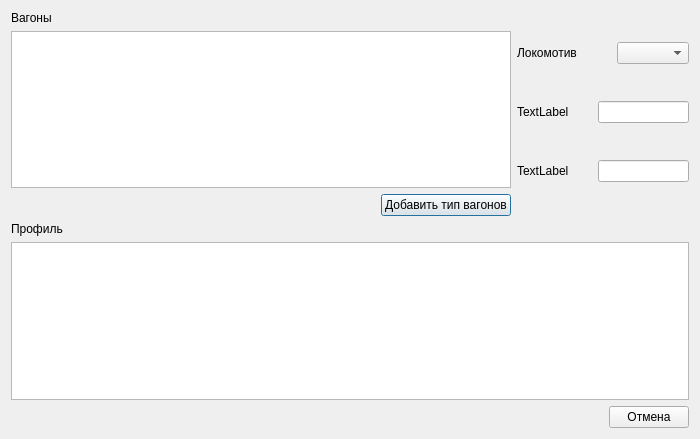
Before: the Qt Designer form inputwindow.ui in Prygoon/Diploma, drawn with Qt 5.
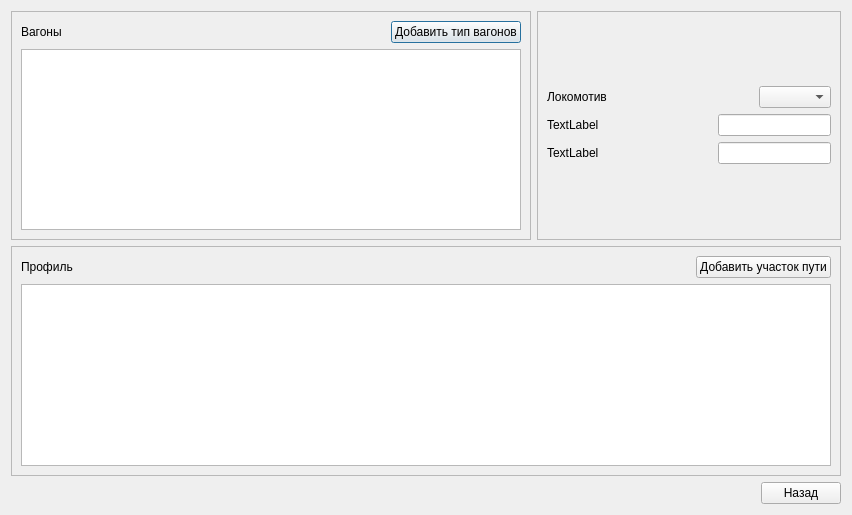
After: the same form once the commit is applied.

Commit message: TrackSection table implemented

What changed in the file:
```diff
--- a/inputwindow.ui
+++ b/inputwindow.ui
@@ -6,8 +6,8 @@
    <rect>
     <x>0</x>
     <y>0</y>
-    <width>700</width>
-    <height>439</height>
+    <width>852</width>
+    <height>515</height>
    </rect>
   </property>
   <property name="minimumSize">
@@ -19,17 +19,25 @@
   <property name="windowTitle">
    <string>Input</string>
   </property>
-  <layout class="QGridLayout" name="gridLayout">
+  <layout class="QGridLayout" name="gridLayout_4">
+   <item row="0" column="0">
+    <layout class="QVBoxLayout" name="verticalLayout_4">
+     <item>
+      <layout class="QHBoxLayout" name="horizontalLayout_4">
+       <item>
+        <widget class="QFrame" name="frame_2">
+         <property name="frameShape">
+          <enum>QFrame::StyledPanel</enum>
+         </property>
+         <property name="frameShadow">
+          <enum>QFrame::Raised</enum>
+         </property>
+         <layout class="QGridLayout" name="gridLayout_3">
    <item row="0" column="0">
     <layout class="QVBoxLayout" name="verticalLayout_3">
      <item>
       <layout class="QHBoxLayout" name="horizontalLayout_6">
        <item>
-        <layout class="QVBoxLayout" name="verticalLayout_railcars">
-         <property name="sizeConstraint">
-          <enum>QLayout::SetFixedSize</enum>
-         </property>
-         <item>
           <widget class="QLabel" name="label">
            <property name="text">
             <string>Вагоны</string>
@@ -37,18 +45,6 @@
           </widget>
          </item>
          <item>
-          <widget class="QTableView" name="tableView">
-           <property name="minimumSize">
-            <size>
-             <width>500</width>
-             <height>0</height>
-            </size>
-           </property>
-          </widget>
-         </item>
-         <item>
-          <layout class="QHBoxLayout" name="horizontalLayout_4">
-           <item>
             <spacer name="horizontalSpacer">
              <property name="orientation">
               <enum>Qt::Horizontal</enum>
@@ -70,9 +66,31 @@
            </item>
           </layout>
          </item>
-        </layout>
-       </item>
+            <item>
+             <widget class="QTableView" name="tableView">
+              <property name="minimumSize">
+               <size>
+                <width>500</width>
+                <height>0</height>
+               </size>
+              </property>
+             </widget>
+            </item>
+           </layout>
+          </item>
+         </layout>
+        </widget>
+       </item>
        <item>
+        <widget class="QFrame" name="frame_3">
+         <property name="frameShape">
+          <enum>QFrame::StyledPanel</enum>
+         </property>
+         <property name="frameShadow">
+          <enum>QFrame::Raised</enum>
+         </property>
+         <layout class="QGridLayout" name="gridLayout_2">
+          <item row="0" column="0">
         <layout class="QVBoxLayout" name="verticalLayout">
          <item>
           <layout class="QHBoxLayout" name="horizontalLayout">
@@ -158,10 +176,24 @@
         </layout>
        </item>
       </layout>
+        </widget>
+       </item>
+      </layout>
      </item>
      <item>
+      <widget class="QFrame" name="frame">
+       <property name="frameShape">
+        <enum>QFrame::StyledPanel</enum>
+       </property>
+       <property name="frameShadow">
+        <enum>QFrame::Raised</enum>
+       </property>
+       <layout class="QGridLayout" name="gridLayout">
+        <item row="0" column="0">
       <layout class="QVBoxLayout" name="verticalLayout_2">
        <item>
+           <layout class="QHBoxLayout" name="horizontalLayout_7">
+            <item>
         <widget class="QLabel" name="label_3">
          <property name="text">
           <string>Профиль</string>
@@ -169,11 +201,38 @@
         </widget>
        </item>
        <item>
+             <spacer name="horizontalSpacer_3">
+              <property name="orientation">
+               <enum>Qt::Horizontal</enum>
+              </property>
+              <property name="sizeHint" stdset="0">
+               <size>
+                <width>40</width>
+                <height>20</height>
+               </size>
+              </property>
+             </spacer>
+            </item>
+            <item>
+             <widget class="QPushButton" name="pushButton">
+              <property name="text">
+               <string>Добавить участок пути</string>
+              </property>
+             </widget>
+            </item>
+           </layout>
+          </item>
+          <item>
         <widget class="QTableView" name="tableView_2"/>
        </item>
       </layout>
      </item>
-     <item>
+       </layout>
+      </widget>
+     </item>
+    </layout>
+   </item>
+   <item row="1" column="0">
       <layout class="QHBoxLayout" name="horizontalLayout_3">
        <item>
         <spacer name="horizontalSpacer_2">
@@ -191,11 +250,9 @@
        <item>
         <widget class="QPushButton" name="pushButton_cancel">
          <property name="text">
-          <string>Отмена</string>
-         </property>
-        </widget>
-       </item>
-      </layout>
+        <string>Назад</string>
+       </property>
+      </widget>
      </item>
     </layout>
    </item>
```
Lines whose indentation alone changed are shown as unchanged. The commit also changes 8 other files.
